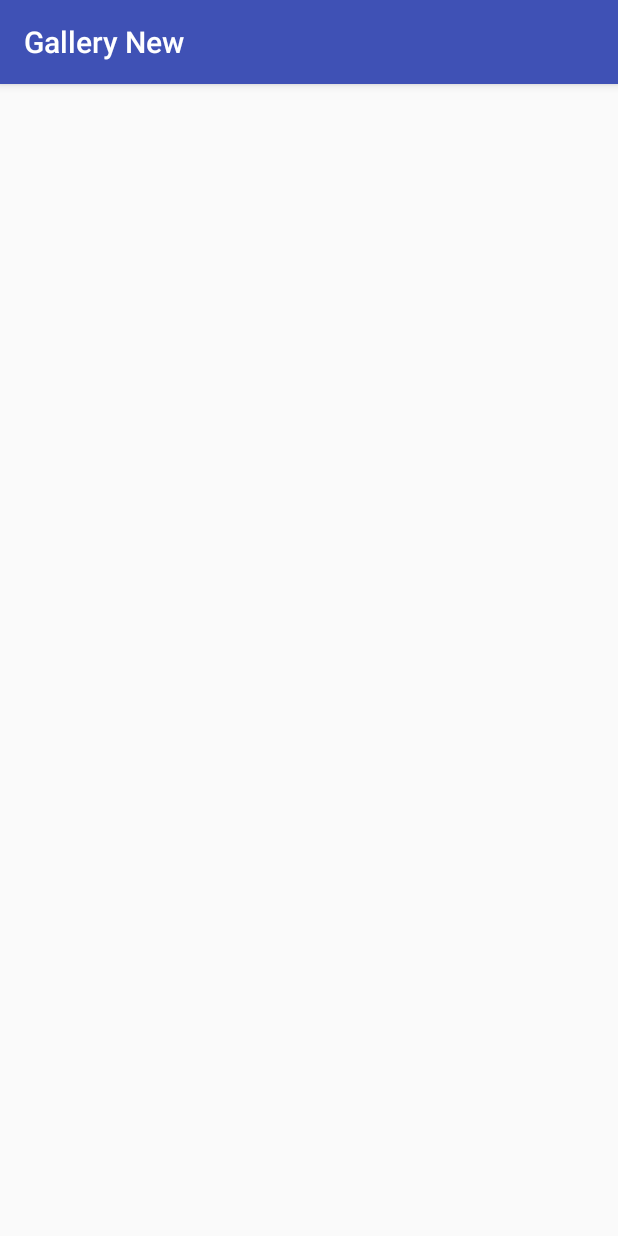
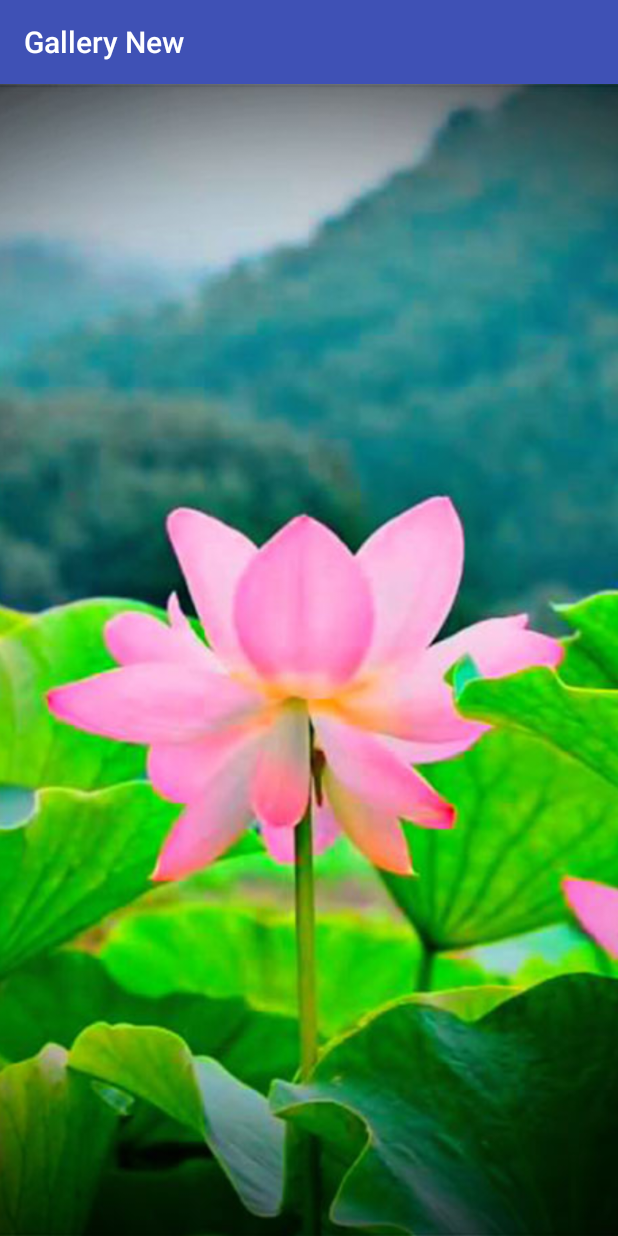
Before and after one commit to BHIMNATH/PhotoGallery, an Android app: the screen it shows after launch (MainActivity), on a phone screen of 412 x 824 dp. Run offline under Robolectric (Android 15) with nearby library versions, the phone set to English and light mode, and no system bars; libraries missing offline, so code that uses them is left out: com.mindorks.placeholderview.

Commit message:
Image Adapter

```diff
--- a/app/src/main/java/com/andromeeda/project/gallerynew/ImageAdapter.java
+++ b/app/src/main/java/com/andromeeda/project/gallerynew/ImageAdapter.java
@@ -1,6 +1,10 @@
 package com.andromeeda.project.gallerynew;
 
 import android.content.Context;
+import android.media.Image;
+import android.support.annotation.NonNull;
+import android.support.v4.view.PagerAdapter;
+import android.support.v4.view.ViewPager;
 import android.view.View;
 import android.view.ViewGroup;
 import android.widget.BaseAdapter;
@@ -11,37 +15,68 @@ import android.widget.ListView;
  * Created by Aswin on 02-Oct-18.
  */
 
-public class ImageAdapter extends BaseAdapter {
+public class ImageAdapter extends PagerAdapter {
     private Context mContext;
+    private int[] mThumbIds = new int[] {
+            R.drawable.home_img1,R.drawable.home_img2,R.drawable.home_img3,R.drawable.home_img4,R.drawable.home_img5,
+            R.drawable.home_img6,R.drawable.home_img7,R.drawable.home_img8,R.drawable.home_img9,R.drawable.home_img10,R.drawable.home_img1,R.drawable.home_img2,R.drawable.home_img3,R.drawable.home_img4,R.drawable.home_img5,
+            R.drawable.home_img6,R.drawable.home_img7,R.drawable.home_img8,R.drawable.home_img9,R.drawable.home_img10,R.drawable.home_img1,R.drawable.home_img2,R.drawable.home_img3,R.drawable.home_img4,R.drawable.home_img5,
+            R.drawable.home_img6,R.drawable.home_img7,R.drawable.home_img8,R.drawable.home_img9,R.drawable.home_img10,
+        };
 
-    private Integer[] mThumbIds = {
-            R.drawable.home_img1,R.drawable.home_img2,R.drawable.home_img3,R.drawable.home_img4,R.drawable.home_img5,
-            R.drawable.home_img6,R.drawable.home_img7,R.drawable.home_img8,R.drawable.home_img9,R.drawable.home_img10
-        };
     ImageAdapter(Context context){
         mContext = context;
     }
+
     @Override
     public int getCount() {
-        return 0;
+       return mThumbIds.length;
     }
 
     @Override
-    public Object getItem(int position) {
-       return mThumbIds[position];
+    public boolean isViewFromObject(@NonNull View view, @NonNull Object object) {
+        return view == object;
+    }
+
+    @NonNull
+    @Override
+    public Object instantiateItem(@NonNull ViewGroup container, int position) {
+        ImageView imageView = new ImageView(mContext);
+        imageView.setScaleType(ImageView.ScaleType.CENTER_CROP);
+        imageView.setImageResource(mThumbIds[position]);
+        container.addView(imageView,0);
+        return imageView;
     }
 
     @Override
-    public long getItemId(int position) {
-        return 0;
+    public void destroyItem(@NonNull ViewGroup container, int position, @NonNull Object object) {
+        container.removeView((ImageView)object);
+
     }
-
-    @Override
-    public View getView(int position, View convertView, ViewGroup parent) {
-        ImageView imageView = new ImageView(mContext);
-        imageView.setImageResource(mThumbIds[position]);
-        imageView.setScaleType(ImageView.ScaleType.CENTER_CROP);
-        imageView.setLayoutParams(new ListView.LayoutParams(70,70));
-        return imageView;
-    }
+//
+//    @Override
+//    public Object getItem(int position) {
+////       return mThumbIds[position];
+//        return null;
+//    }
+//
+//    @Override
+//    public long getItemId(int position) {
+//        return 0;
+//    }
+//
+//    @Override
+//    public View getView(int position, View convertView, ViewGroup parent) {
+//        ImageView imageView = new ImageView(mContext);
+//        if (convertView == null){
+//            imageView = new ImageView(mContext);
+//            imageView.setLayoutParams(new ViewGroup.LayoutParams(300, 400));
+//            imageView.setScaleType(ImageView.ScaleType.CENTER_CROP);
+//        }
+//        else {
+//            imageView = (ImageView) convertView;
+//        }
+//        imageView.setImageResource(mThumbIds[position]);
+//        return imageView;
+//    }
 }
--- a/app/src/main/java/com/andromeeda/project/gallerynew/MainActivity.java
+++ b/app/src/main/java/com/andromeeda/project/gallerynew/MainActivity.java
@@ -3,6 +3,7 @@ package com.andromeeda.project.gallerynew;
 import android.graphics.Bitmap;
 import android.graphics.drawable.BitmapDrawable;
 import android.graphics.drawable.Drawable;
+import android.support.v4.view.ViewPager;
 import android.support.v7.app.AppCompatActivity;
 import android.os.Bundle;
 import android.support.v7.widget.GridLayoutManager;
@@ -31,15 +32,19 @@ public class MainActivity extends AppCompatActivity {
         super.onCreate(savedInstanceState);
         setContentView(R.layout.activity_main);
 
-        GridView gridView = (GridView) findViewById(R.id.gridview);
-        gridView.setAdapter(new ImageAdapter(this));
+        ViewPager viewPager = findViewById(R.id.viewPager);
+        ImageAdapter mAdapter = new ImageAdapter(this);
+        viewPager.setAdapter(mAdapter);
 
-        gridView.setOnItemClickListener(new AdapterView.OnItemClickListener() {
-            @Override
-            public void onItemClick(AdapterView<?> parent, View view, int position, long id) {
-                Toast.makeText(MainActivity.this, ""+position, Toast.LENGTH_SHORT).show();
-            }
-        });
+//        GridView gridView = (GridView) findViewById(R.id.gridview);
+//        gridView.setAdapter(new ImageAdapter(this));
+//
+//        gridView.setOnItemClickListener(new AdapterView.OnItemClickListener() {
+//            @Override
+//            public void onItemClick(AdapterView<?> parent, View view, int position, long id) {
+//                Toast.makeText(MainActivity.this, ""+position, Toast.LENGTH_SHORT).show();
+//            }
+//        });
 //        listView = (ListView) findViewById(R.id.image_list);
 //        listView.setAdapter(new ImageListAdapter(this));
 //        selectedImageView = findViewById(R.id.selectedImage);
--- a/app/src/main/res/layout/activity_main.xml
+++ b/app/src/main/res/layout/activity_main.xml
@@ -1,15 +1,14 @@
 <?xml version="1.0" encoding="utf-8"?>
-<GridView xmlns:android="http://schemas.android.com/apk/res/android"
+<android.support.constraint.ConstraintLayout xmlns:android="http://schemas.android.com/apk/res/android"
     xmlns:tools="http://schemas.android.com/tools"
-    android:id="@+id/gridview"
     android:layout_width="match_parent"
-    android:columnWidth="90dp"
-    android:numColumns="2"
-    android:verticalSpacing="10dp"
-    android:horizontalSpacing="10dp"
-    android:stretchMode="columnWidth"
-    android:gravity="center"
     android:orientation="vertical"
     android:layout_height="match_parent">
 
-</GridView>
+    <android.support.v4.view.ViewPager
+        android:id="@+id/viewPager"
+        android:layout_width="match_parent"
+        android:layout_height="match_parent">
+
+    </android.support.v4.view.ViewPager>
+</android.support.constraint.ConstraintLayout>
```
